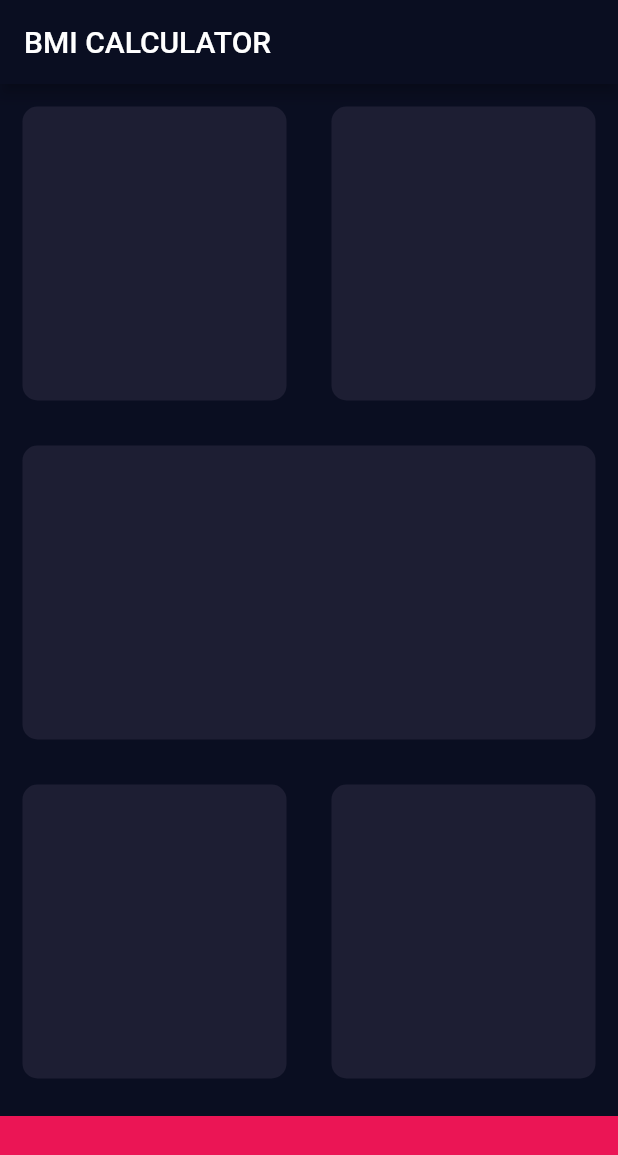
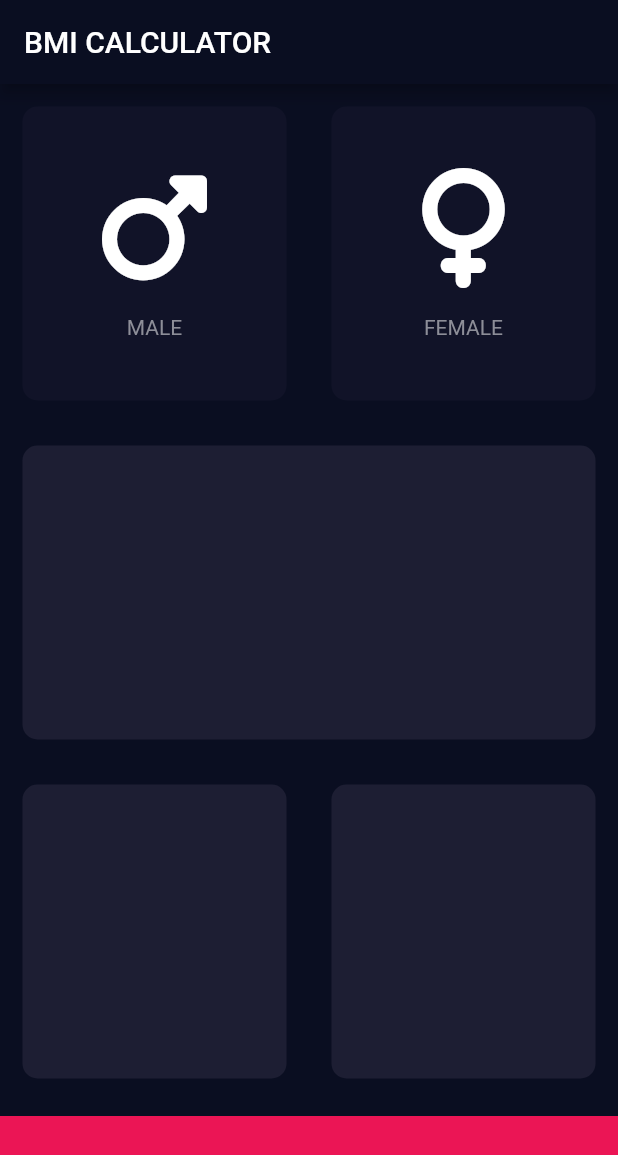
Before and after one commit to pranaypatel512/flutter_bmi_calculator, a Flutter app: the screen it shows after launch, on a phone screen of 412 x 824 dp. Shown: the top 1155 px of the screen. Run offline on Flutter 3.47's test engine with Material 2 defaults, Android fonts, the phone set to English and light mode, and no system bars; our stand-ins replace font_awesome_flutter.

Commit message:
Added gender selection code and seperated the widgets

```diff
--- /dev/null
+++ b/lib/icons_content.dart
@@ -0,0 +1,28 @@
+import 'package:flutter/material.dart';
+
+class IconsContent extends StatelessWidget {
+  const IconsContent(
+      {super.key, required this.iconData, required this.labelText});
+
+  final IconData iconData;
+  final String labelText;
+  @override
+  Widget build(BuildContext context) {
+    return Column(
+      mainAxisAlignment: MainAxisAlignment.center,
+      children: [
+        Icon(
+          iconData,
+          size: 80.0,
+        ),
+        SizedBox(
+          height: 18.0,
+        ),
+        Text(
+          labelText,
+          style: TextStyle(color: Color(0xFF8D8E98)),
+        )
+      ],
+    );
+  }
+}
--- a/lib/input_page.dart
+++ b/lib/input_page.dart
@@ -1,8 +1,14 @@
 import 'package:flutter/material.dart';
+import 'package:flutter_bmi_calculator/icons_content.dart';
+import 'package:font_awesome_flutter/font_awesome_flutter.dart';
+
+import 'reusable_card.dart';
 
 const bottomContainerHeight = 80.0;
 const cardColor = Color(0xFF1D1E33);
 const bottomContainerColor = Color(0xFFEB1555);
+const activeCardColor = Color(0xFF1D1E33);
+const inActiveCardColor = Color(0xFF111328);
 
 class MyHomePage extends StatefulWidget {
   const MyHomePage({super.key});
@@ -12,6 +18,27 @@ class MyHomePage extends StatefulWidget {
 }
 
 class _MyHomePageState extends State<MyHomePage> {
+  Color maleCardColor = inActiveCardColor;
+  Color femaleCardColor = inActiveCardColor;
+
+  void toggleColor(int geneder) {
+    if (geneder == 1) {
+      if (maleCardColor == activeCardColor) {
+        maleCardColor = inActiveCardColor;
+      } else {
+        maleCardColor = activeCardColor;
+        femaleCardColor = inActiveCardColor;
+      }
+    } else if (geneder == 2) {
+      if (femaleCardColor == activeCardColor) {
+        femaleCardColor = inActiveCardColor;
+      } else {
+        femaleCardColor = activeCardColor;
+        maleCardColor = inActiveCardColor;
+      }
+    }
+  }
+
   @override
   Widget build(BuildContext context) {
     return Scaffold(
@@ -24,26 +51,46 @@ class _MyHomePageState extends State<MyHomePage> {
               child: Row(
                 children: [
                   Expanded(
-                    flex: 1,
-                    child: ReusableCard(
-                      color: cardColor,
+                    child: GestureDetector(
+                      onTap: () {
+                        setState(() {
+                          toggleColor(1);
+                        });
+                      },
+                      child: ReusableCard(
+                        color: maleCardColor,
+                        childWidget: const IconsContent(
+                          iconData: FontAwesomeIcons.mars,
+                          labelText: "MALE",
+                        ),
+                      ),
                     ),
                   ),
                   Expanded(
-                    flex: 1,
-                    child: ReusableCard(
-                      color: cardColor,
+                    child: GestureDetector(
+                      onTap: () {
+                        setState(() {
+                          toggleColor(2);
+                        });
+                      },
+                      child: ReusableCard(
+                        color: femaleCardColor,
+                        childWidget: const IconsContent(
+                          iconData: FontAwesomeIcons.venus,
+                          labelText: "FEMALE",
+                        ),
+                      ),
                     ),
                   ),
                 ],
               ),
             ),
-            Expanded(
+            const Expanded(
               child: ReusableCard(
                 color: cardColor,
               ),
             ),
-            Expanded(
+            const Expanded(
               child: Row(
                 children: [
                   Expanded(
@@ -63,23 +110,10 @@ class _MyHomePageState extends State<MyHomePage> {
               color: bottomContainerColor,
               width: double.infinity,
               height: bottomContainerHeight,
-              margin: EdgeInsets.only(top: 10.0),
+              margin: const EdgeInsets.only(top: 10.0),
             )
           ],
         ) // This trailing comma makes auto-formatting nicer for build methods.
         );
   }
 }
-
-class ReusableCard extends StatelessWidget {
-  const ReusableCard({super.key, required this.color});
-
-  final Color color;
-  @override
-  Widget build(BuildContext context) {
-    return Container(
-        margin: const EdgeInsets.all(15.0),
-        decoration: BoxDecoration(
-            color: color, borderRadius: BorderRadius.circular(10.0)));
-  }
-}
--- /dev/null
+++ b/lib/reusable_card.dart
@@ -0,0 +1,17 @@
+import 'package:flutter/material.dart';
+
+class ReusableCard extends StatelessWidget {
+  const ReusableCard({super.key, required this.color, this.childWidget});
+
+  final Color color;
+  final Widget? childWidget;
+
+  @override
+  Widget build(BuildContext context) {
+    return Container(
+        margin: const EdgeInsets.all(15.0),
+        decoration: BoxDecoration(
+            color: color, borderRadius: BorderRadius.circular(10.0)),
+        child: childWidget);
+  }
+}
--- a/pubspec.yaml
+++ b/pubspec.yaml
@@ -35,6 +35,7 @@ dependencies:
   # The following adds the Cupertino Icons font to your application.
   # Use with the CupertinoIcons class for iOS style icons.
   cupertino_icons: ^1.0.2
+  font_awesome_flutter: ^10.5.0
 
 dev_dependencies:
   flutter_test:
```
Also changed, not shown: pubspec.lock.
